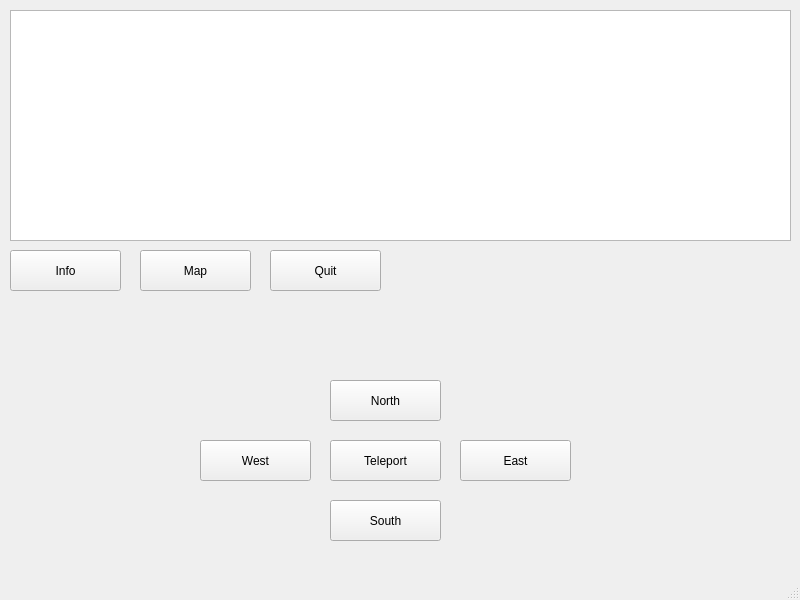
First picture: the form in mainwindow.ui, repository Doctor-23815/Zork, before the edit.
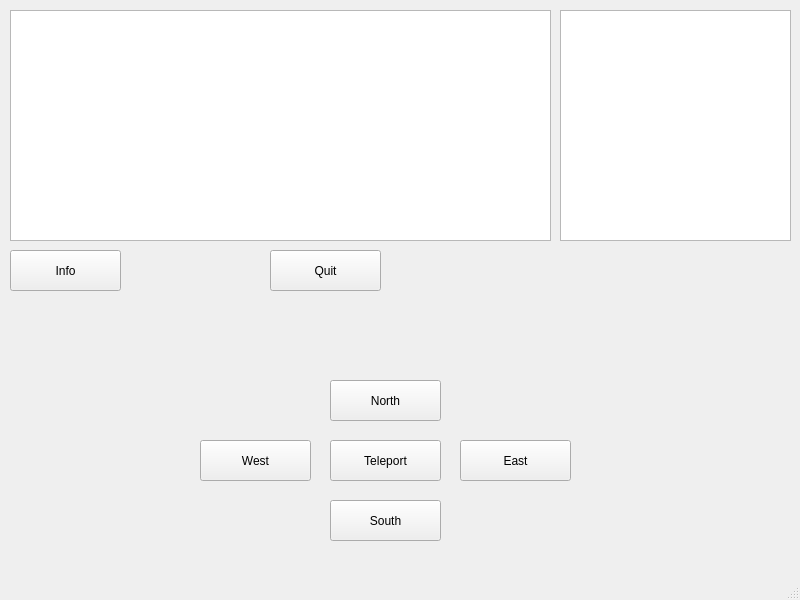
Second picture: the form after the edit.

```diff
--- a/mainwindow.ui
+++ b/mainwindow.ui
@@ -84,25 +84,12 @@
      <rect>
       <x>10</x>
       <y>10</y>
-      <width>781</width>
+      <width>541</width>
       <height>231</height>
      </rect>
     </property>
    </widget>
-   <widget class="QPushButton" name="pushButton_6">
-    <property name="geometry">
-     <rect>
-      <x>140</x>
-      <y>250</y>
-      <width>111</width>
-      <height>41</height>
-     </rect>
-    </property>
-    <property name="text">
-     <string>Map</string>
-    </property>
-   </widget>
-   <widget class="QPushButton" name="pushButton_7">
+   <widget class="QPushButton" name="info_pushButton">
     <property name="geometry">
      <rect>
       <x>10</x>
@@ -128,6 +115,30 @@
      <string>Quit</string>
     </property>
    </widget>
+   <widget class="QTextEdit" name="mapDisplay">
+    <property name="geometry">
+     <rect>
+      <x>560</x>
+      <y>10</y>
+      <width>231</width>
+      <height>231</height>
+     </rect>
+    </property>
+    <property name="font">
+     <font>
+      <pointsize>12</pointsize>
+     </font>
+    </property>
+    <property name="verticalScrollBarPolicy">
+     <enum>Qt::ScrollBarAlwaysOff</enum>
+    </property>
+    <property name="horizontalScrollBarPolicy">
+     <enum>Qt::ScrollBarAlwaysOff</enum>
+    </property>
+    <property name="readOnly">
+     <bool>true</bool>
+    </property>
+   </widget>
   </widget>
   <widget class="QMenuBar" name="menubar">
    <property name="geometry">
```
Left out of the diff: 10 changed lines with no effect on the pictures.
